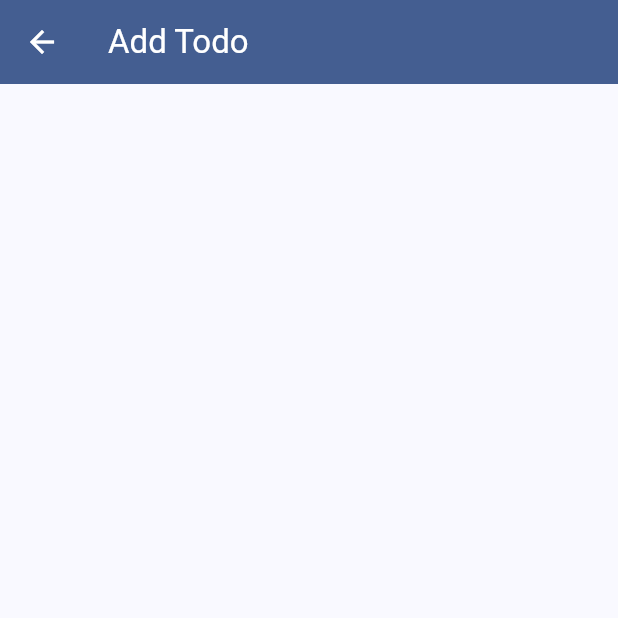
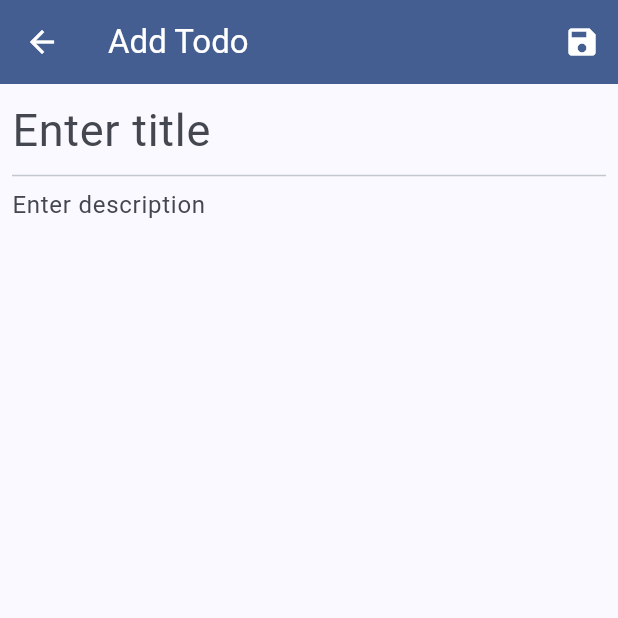
Before and after one commit to srideep-banerjee/Todo-Flutter, a Flutter app: the AddTodoScreen screen opened directly, on a phone screen of 412 x 824 dp, the top half of it. Run offline on Flutter 3.47's test engine with Material 3 defaults, Android fonts, the phone set to English and light mode, and no system bars; our stand-ins replace localstorage.

Commit message:
Added title and description fields

```diff
--- a/lib/add_todo_screen.dart
+++ b/lib/add_todo_screen.dart
@@ -1,7 +1,30 @@
 import 'package:flutter/material.dart';
+import 'package:localstorage/localstorage.dart';
+import 'package:todo/todo.dart';
 
-class AddTodoScreen extends StatelessWidget {
+class AddTodoScreen extends StatefulWidget {
   const AddTodoScreen({super.key});
+
+  @override
+  State<AddTodoScreen> createState() => _AddTodoScreenState();
+}
+
+class _AddTodoScreenState extends State<AddTodoScreen> {
+  late TextEditingController titleController, descriptionController;
+
+  @override
+  void initState() {
+    super.initState();
+    titleController = TextEditingController(text: "");
+    descriptionController = TextEditingController(text: "");
+  }
+
+  @override
+  void dispose() {
+    titleController.dispose();
+    descriptionController.dispose();
+    super.dispose();
+  }
 
   @override
   Widget build(BuildContext context) {
@@ -10,7 +33,81 @@ class AddTodoScreen extends StatelessWidget {
         title: const Text("Add Todo"),
         backgroundColor: Theme.of(context).colorScheme.primary,
         foregroundColor: Theme.of(context).colorScheme.onPrimary,
+        leading: IconButton(
+          icon: const Icon(Icons.arrow_back),
+          onPressed: () {
+            Navigator.pop(context);
+          },
+        ),
+        actions: [
+          IconButton(
+            icon: Icon(
+              Icons.save,
+              color: Theme.of(context).colorScheme.onPrimary,
+            ),
+            onPressed: () {
+              if (titleController.text == "") return;
+              int index = localStorage.length;
+              String? description = descriptionController.text;
+              if (description == "") description = null;
+              Todo todo = Todo(index, titleController.text, description);
+              localStorage.setItem("${localStorage.length}", todo.toJSON());
+              Navigator.pop(context);
+            },
+          ),
+        ],
+      ),
+      body: Padding(
+        padding: const EdgeInsets.all(8.0),
+        child: Column(
+          children: [
+            TitleText(titleController),
+            const Divider(),
+            Expanded(
+              child: DescriptionText(descriptionController),
+            ),
+          ],
+        ),
       ),
     );
   }
 }
+
+class TitleText extends StatelessWidget {
+
+  final TextEditingController controller;
+
+  const TitleText(this.controller, {super.key});
+
+  @override
+  Widget build(BuildContext context) {
+    return TextField(
+      maxLines: null,
+      expands: false,
+      controller: controller,
+      decoration: const InputDecoration.collapsed(
+        hintText: "Enter title",
+      ),
+      style: const TextStyle(fontSize: 30.0),
+    );
+  }
+}
+
+class DescriptionText extends StatelessWidget {
+
+  final TextEditingController controller;
+
+  const DescriptionText(this.controller, {super.key});
+
+  @override
+  Widget build(BuildContext context) {
+    return TextField(
+      maxLines: null,
+      expands: false,
+      controller: controller,
+      decoration: const InputDecoration.collapsed(
+        hintText: "Enter description",
+      ),
+    );
+  }
+}
```
